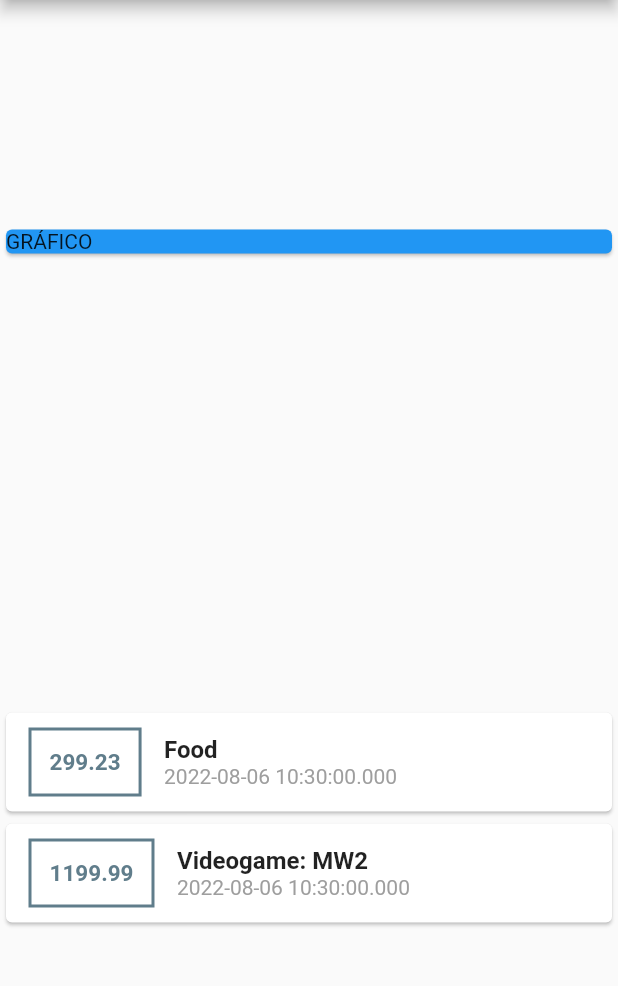
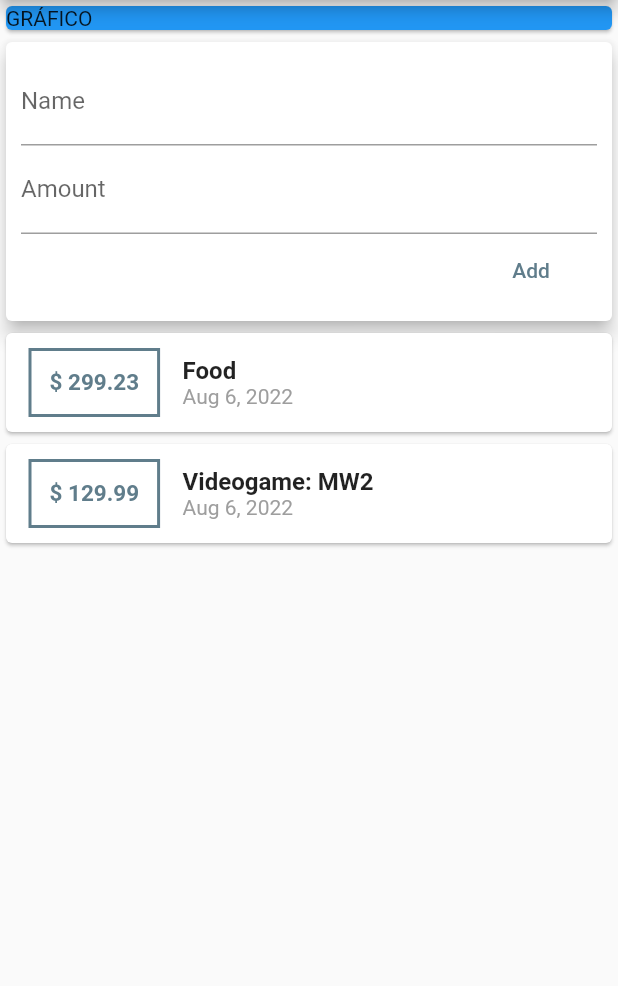
Before and after one commit to elJamesSnz/weekly_expenses, a Flutter app: the screen it shows after launch, on a phone screen of 412 x 824 dp, the part 84-1070 px from its top. Run offline on Flutter 3.47's test engine with Material 2 defaults, Android fonts, the phone set to English and light mode, and no system bars.

Commit message:
Tx Model & Widget dist
Added the tx.dart model.
user_txs.dart handles the new Tx's addition attempts
user_txs.dart passes the addition function into AddTx widget so that the onPressed listener uses the function.
Txs' ListView.builder added in txs_list.dart for better performance since the final list length is unknown.

```diff
--- a/lib/main.dart
+++ b/lib/main.dart
@@ -1,5 +1,12 @@
+//flutter imports
 import 'package:flutter/material.dart';
-import './tx.dart';
+
+//3rd party imports
+import 'package:intl/intl.dart';
+import 'package:weekly_expenses/widgets/user_txs.dart';
+
+//my imports
+import './widgets/user_txs.dart';
 
 void main() => runApp(MyApp());
 
@@ -14,23 +21,15 @@ class MyApp extends StatelessWidget {
 }
 
 class HomePage extends StatelessWidget {
-  final List<Tx> Txs = [
-    Tx(id: 'Tx1', name: 'Food', amount: 299.23, date: DateTime.now()),
-    Tx(
-        id: 'Tx2',
-        name: 'Videogame: MW2',
-        amount: 1199.99,
-        date: DateTime.now()),
-  ];
-
   @override
   Widget build(BuildContext context) {
     return Scaffold(
       appBar: AppBar(
         title: Text('Expenses'),
       ),
-      body: Column(
-          mainAxisAlignment: MainAxisAlignment.spaceAround,
+      body: SingleChildScrollView(
+        child: Column(
+            //mainAxisAlignment: MainAxisAlignment.start,
             crossAxisAlignment: CrossAxisAlignment.stretch,
             children: [
               Container(
@@ -40,47 +39,9 @@ class HomePage extends StatelessWidget {
                   child: Text('GRÁFICO'),
                 ),
               ),
-            Column(
-              //map to paint n widgets,
-              children: Txs.map((tx) {
-                return Card(
-                  child: Row(
-                    children: [
-                      Container(
-                        margin:
-                            EdgeInsets.symmetric(vertical: 10, horizontal: 15),
-                        decoration: BoxDecoration(
-                            border:
-                                Border.all(color: Colors.blueGrey, width: 2)),
-                        padding: EdgeInsets.all(12),
-                        child: Text(
-                          tx.amount.toString(),
-                          style: TextStyle(
-                              fontWeight: FontWeight.bold,
-                              fontSize: 15,
-                              color: Colors.blueGrey),
+              UserTxs(),
+            ]),
       ),
-                      ),
-                      Column(
-                        crossAxisAlignment: CrossAxisAlignment.start,
-                        children: [
-                          Text(
-                            tx.name,
-                            style: TextStyle(
-                                fontWeight: FontWeight.bold, fontSize: 16),
-                          ),
-                          Text(
-                            tx.date.toString(),
-                            style: TextStyle(fontSize: 14, color: Colors.grey),
-                          )
-                        ],
-                      )
-                    ],
-                  ),
-                );
-              }).toList(),
-            )
-          ]),
     );
   }
 }
--- /dev/null
+++ b/lib/widgets/add_txs.dart
@@ -0,0 +1,40 @@
+import 'package:flutter/material.dart';
+
+class AddTxs extends StatelessWidget {
+  final nameController = TextEditingController();
+  final amountController = TextEditingController();
+
+  final Function addNewTx;
+
+  AddTxs(this.addNewTx);
+
+  @override
+  Widget build(BuildContext context) {
+    return Card(
+      elevation: 5,
+      child: Container(
+          padding: EdgeInsets.all(10),
+          child: Column(crossAxisAlignment: CrossAxisAlignment.end, children: [
+            TextField(
+              decoration: InputDecoration(labelText: 'Name'),
+              //onChanged: (value) {
+              //nameInput = value;
+              //},
+              controller: nameController,
+            ),
+            TextField(
+              decoration: InputDecoration(labelText: 'Amount'),
+              controller: amountController,
+            ),
+            FlatButton(
+              onPressed: () {
+                addNewTx(
+                    nameController.text, double.parse(amountController.text));
+              },
+              child: Text('Add'),
+              textColor: Colors.blueGrey,
+            )
+          ])),
+    );
+  }
+}
--- /dev/null
+++ b/lib/widgets/txs_list.dart
@@ -0,0 +1,97 @@
+import 'package:flutter/material.dart';
+
+import 'package:intl/intl.dart';
+
+import '../models/tx.dart';
+
+class TxsList extends StatelessWidget {
+  final List<Tx> listTxs;
+
+  TxsList(this.listTxs);
+
+  @override
+  Widget build(BuildContext context) {
+    return Container(
+      height: 300,
+      child: ListView.builder(
+        //how many times will the process be done
+        itemCount: listTxs.length,
+        //what's going to be printent onto the screen
+        itemBuilder: (context, index) {
+          return Card(
+            child: Row(
+              children: [
+                Container(
+                  margin: EdgeInsets.symmetric(vertical: 10, horizontal: 15),
+                  decoration: BoxDecoration(
+                      border: Border.all(color: Colors.blueGrey, width: 2)),
+                  padding: EdgeInsets.all(12),
+                  child: Text(
+                    '\$ ${listTxs[index].amount}',
+                    style: TextStyle(
+                        fontWeight: FontWeight.bold,
+                        fontSize: 15,
+                        color: Colors.blueGrey),
+                  ),
+                ),
+                Column(
+                  crossAxisAlignment: CrossAxisAlignment.start,
+                  children: [
+                    Text(
+                      listTxs[index].name,
+                      style:
+                          TextStyle(fontWeight: FontWeight.bold, fontSize: 16),
+                    ),
+                    Text(
+                      DateFormat.yMMMd().format(listTxs[index].date),
+                      style: TextStyle(fontSize: 14, color: Colors.grey),
+                    )
+                  ],
+                )
+              ],
+            ),
+          );
+        },
+        //map to paint n widgets,
+      ),
+    );
+  }
+}
+
+/*
+children: listTxs.map((tx) {
+          return Card(
+            child: Row(
+              children: [
+                Container(
+                  margin: EdgeInsets.symmetric(vertical: 10, horizontal: 15),
+                  decoration: BoxDecoration(
+                      border: Border.all(color: Colors.blueGrey, width: 2)),
+                  padding: EdgeInsets.all(12),
+                  child: Text(
+                    '\$ ${tx.amount}',
+                    style: TextStyle(
+                        fontWeight: FontWeight.bold,
+                        fontSize: 15,
+                        color: Colors.blueGrey),
+                  ),
+                ),
+                Column(
+                  crossAxisAlignment: CrossAxisAlignment.start,
+                  children: [
+                    Text(
+                      tx.name,
+                      style:
+                          TextStyle(fontWeight: FontWeight.bold, fontSize: 16),
+                    ),
+                    Text(
+                      DateFormat.yMMMd().format(tx.date),
+                      style: TextStyle(fontSize: 14, color: Colors.grey),
+                    )
+                  ],
+                )
+              ],
+            ),
+          );
+        }).toList()
+*/
--- /dev/null
+++ b/lib/widgets/user_txs.dart
@@ -0,0 +1,42 @@
+import 'package:flutter/src/foundation/key.dart';
+import 'package:flutter/src/widgets/framework.dart';
+
+import 'package:flutter/material.dart';
+
+import './add_txs.dart';
+import './txs_list.dart';
+import '../models/tx.dart';
+
+class UserTxs extends StatefulWidget {
+  const UserTxs({Key? key}) : super(key: key);
+
+  @override
+  State<UserTxs> createState() => _UserTxsState();
+}
+
+class _UserTxsState extends State<UserTxs> {
+  final List<Tx> _listTxs = [
+    Tx(id: 'Tx1', name: 'Food', amount: 299.23, date: DateTime.now()),
+    Tx(id: 'Tx2', name: 'Videogame: MW2', amount: 129.99, date: DateTime.now()),
+  ];
+
+  void _addNewTx(String name, double amount) {
+    print('new attempt');
+    final newTx = Tx(
+        id: DateTime.now().toString(),
+        name: name,
+        amount: amount,
+        date: DateTime.now());
+    setState(() {
+      //adding the element into the list
+      _listTxs.add(newTx);
+    });
+  }
+
+  @override
+  Widget build(BuildContext context) {
+    return Column(
+      children: [AddTxs(_addNewTx), TxsList(_listTxs)],
+    );
+  }
+}
--- a/pubspec.yaml
+++ b/pubspec.yaml
@@ -3,7 +3,7 @@ description: A new Flutter project.
 
 # The following line prevents the package from being accidentally published to
 # pub.dev using `flutter pub publish`. This is preferred for private packages.
-publish_to: 'none' # Remove this line if you wish to publish to pub.dev
+publish_to: "none" # Remove this line if you wish to publish to pub.dev
 
 # The following defines the version and build number for your application.
 # A version number is three numbers separated by dots, like 1.2.43
@@ -29,7 +29,7 @@ environment:
 dependencies:
   flutter:
     sdk: flutter
-
+  intl: ^0.17.0
 
   # The following adds the Cupertino Icons font to your application.
   # Use with the CupertinoIcons class for iOS style icons.
@@ -51,7 +51,6 @@ dev_dependencies:
 
 # The following section is specific to Flutter packages.
 flutter:
-
   # The following line ensures that the Material Icons font is
   # included with your application, so that you can use the icons in
   # the material Icons class.
```
Also changed, not shown: lib/models/tx.dart (renamed from lib/tx.dart), pubspec.lock. Lines whose indentation alone changed are shown as unchanged.
